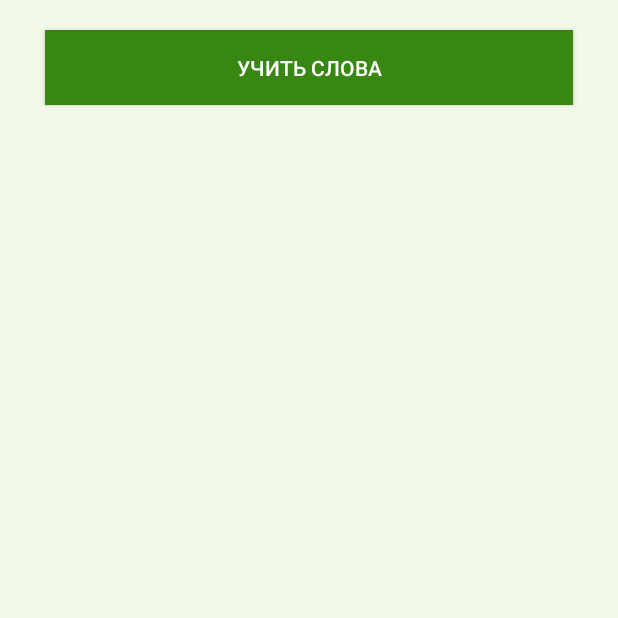
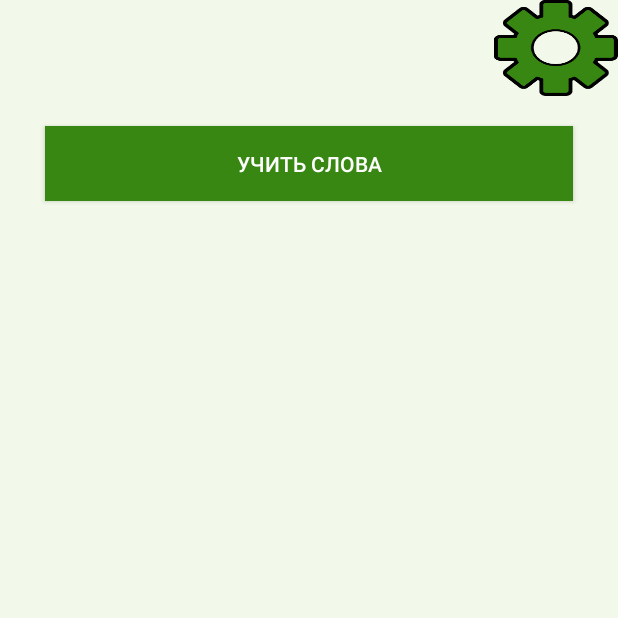
Before and after one commit to KirillKozinets/EngLen, an Android app: the screen it shows after launch (MainActivity), on a phone screen of 412 x 824 dp, the top half of it. Run offline under Robolectric (Android 15) with nearby library versions, the phone set to English and light mode, and no system bars; libraries missing offline, so code that uses them is left out: com.google.android.gms; 8 statements that could not run were skipped.

Commit message:
Добавлена кнопка

```diff
--- a/app/src/main/res/layout/activity_main.xml
+++ b/app/src/main/res/layout/activity_main.xml
@@ -1,13 +1,33 @@
 <?xml version="1.0" encoding="utf-8"?>
-<android.support.constraint.ConstraintLayout xmlns:android="http://schemas.android.com/apk/res/android"
+<LinearLayout xmlns:android="http://schemas.android.com/apk/res/android"
     xmlns:app="http://schemas.android.com/apk/res-auto"
     xmlns:tools="http://schemas.android.com/tools"
     android:layout_width="match_parent"
     android:layout_height="match_parent"
+    android:orientation="vertical"
     tools:context=".Layouts.MainActivity">
+
+    <LinearLayout
+        android:background="@color/Lite"
+        android:layout_width="match_parent"
+        android:layout_height="64dp"
+        android:orientation="horizontal">
+
+        <LinearLayout
+            android:layout_width="0dp"
+            android:layout_height="wrap_content"
+            android:layout_weight="8" />
+
+        <Button
+            android:id="@+id/options"
+            android:layout_width="0dp"
+            android:layout_height="wrap_content"
+            android:layout_weight="2"
+            android:background="@drawable/options" />
+    </LinearLayout>
 
     <FrameLayout
         android:id="@+id/Fr"
         android:layout_width="match_parent"
         android:layout_height="match_parent"></FrameLayout>
-</android.support.constraint.ConstraintLayout>
+</LinearLayout>
```
